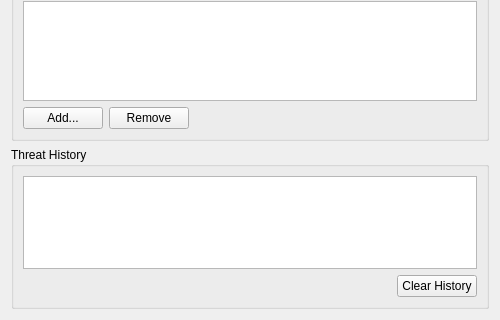
jlacerte/nextcloud-sentinel, file src/gui/killswitch/killswitchsettings.ui: the form before one commit; both pictures show x 0 to 500 and y 330 to 650 of the 500 by 650 pixel window.
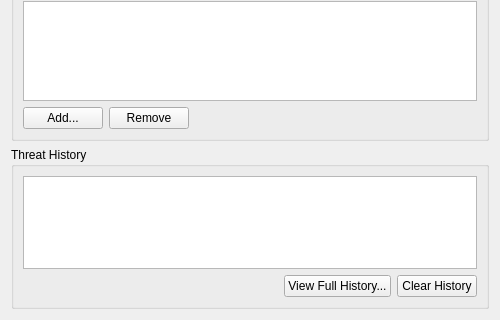
The form after the commit.

Commit message: feat(ui): Add ThreatHistoryDialog for viewing threat history

```diff
--- a/src/gui/killswitch/killswitchsettings.ui
+++ b/src/gui/killswitch/killswitchsettings.ui
@@ -336,6 +336,13 @@
           </property>
          </spacer>
         </item>
+        <item>
+         <widget class="QPushButton" name="viewHistoryButton">
+          <property name="text">
+           <string>View Full History...</string>
+          </property>
+         </widget>
+        </item>
         <item>
          <widget class="QPushButton" name="clearHistoryButton">
           <property name="text">
```
The commit also changes 9 other files.
